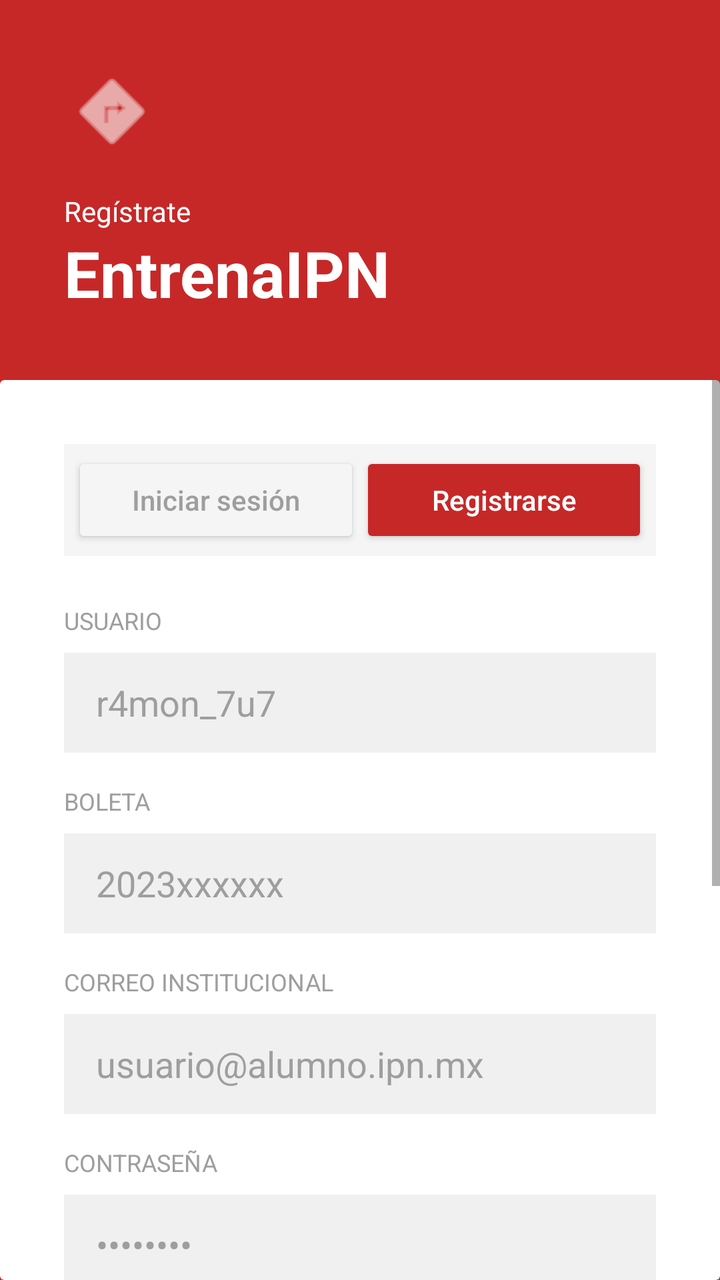
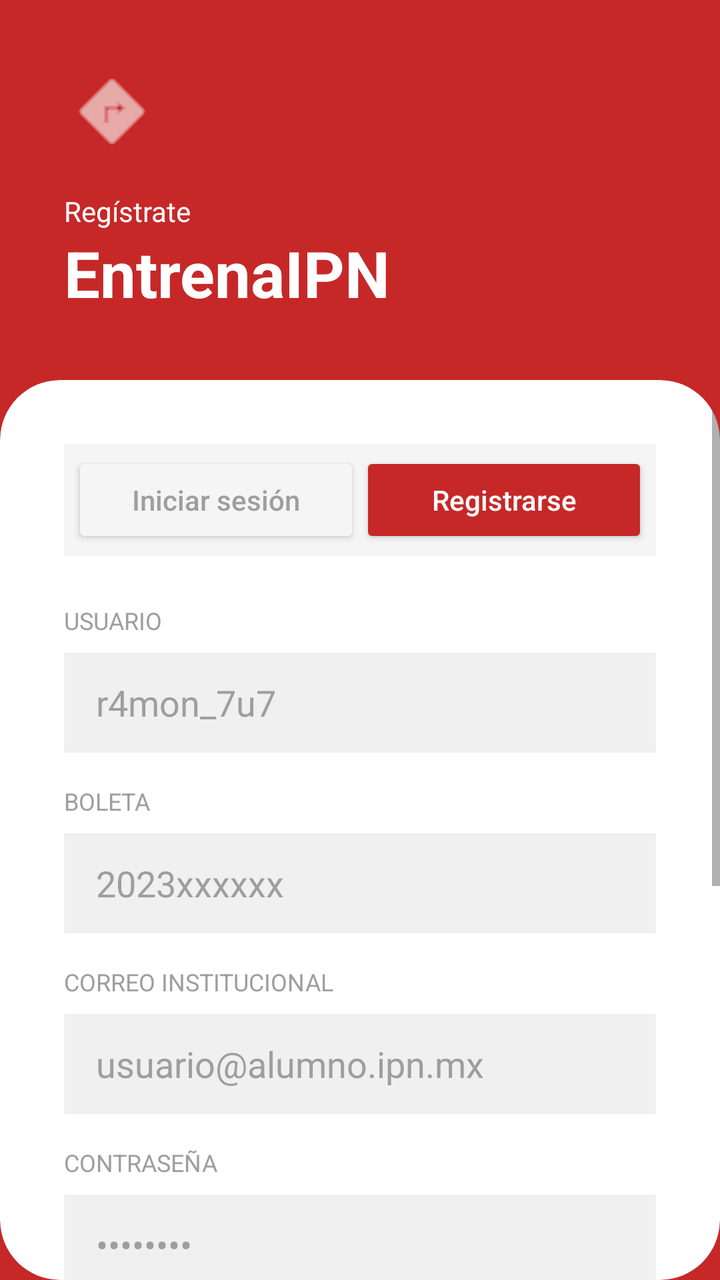

Screens rendered from an Android XML layout before and after an edit, with the pre-edit source and the edit as a unified diff.
<!-- AndroidManifest.xml: application theme Theme.ActivaESCOM -->
<!-- res/layout/activity_registro.xml -->
<?xml version="1.0" encoding="utf-8"?>
<androidx.constraintlayout.widget.ConstraintLayout xmlns:android="http://schemas.android.com/apk/res/android"
    xmlns:app="http://schemas.android.com/apk/res-auto"
    android:id="@+id/main"
    android:layout_width="match_parent"
    android:layout_height="match_parent"
    android:background="@color/red_1">

    <ImageView
        android:id="@+id/ic_run"
        android:layout_width="48dp"
        android:layout_height="48dp"
        android:layout_margin="32dp"
        android:src="@android:drawable/ic_menu_directions"
        app:tint="@color/white"
        app:layout_constraintStart_toStartOf="parent"
        app:layout_constraintTop_toTopOf="parent" />

    <TextView
        android:id="@+id/tv_welcome"
        android:layout_width="wrap_content"
        android:layout_height="wrap_content"
        android:layout_marginStart="32dp"
        android:layout_marginTop="16dp"
        android:text="Regístrate"
        android:textColor="@color/white"
        android:textSize="14sp"
        app:layout_constraintStart_toStartOf="parent"
        app:layout_constraintTop_toBottomOf="@id/ic_run" />

    <TextView
        android:id="@+id/tv_title"
        android:layout_width="wrap_content"
        android:layout_height="wrap_content"
        android:layout_marginStart="32dp"
        android:text="EntrenaIPN"
        android:textColor="@color/white"
        android:textSize="32sp"
        android:textStyle="bold"
        app:layout_constraintStart_toStartOf="parent"
        app:layout_constraintTop_toBottomOf="@id/tv_welcome" />

    <androidx.cardview.widget.CardView
        android:layout_width="match_parent"
        android:layout_height="0dp"
        android:layout_marginTop="32dp"
        app:cardElevation="0dp"
        app:layout_constraintBottom_toBottomOf="parent"
        app:layout_constraintTop_toBottomOf="@id/tv_title">

        <ScrollView
            android:layout_width="match_parent"
            android:layout_height="match_parent">

            <LinearLayout
                android:layout_width="match_parent"
                android:layout_height="wrap_content"
                android:orientation="vertical"
                android:padding="32dp">

                
                <LinearLayout
                    android:layout_width="match_parent"
                    android:layout_height="wrap_content"
                    android:background="@color/gray_background"
                    android:orientation="horizontal"
                    android:padding="4dp">

                    <Button
                        android:id="@+id/btnTabLogin"
                        android:layout_width="0dp"
                        android:layout_height="wrap_content"
                        android:layout_weight="1"
                        android:backgroundTint="@color/gray_background"
                        android:elevation="0dp"
                        android:text="Iniciar sesión"
                        android:textAllCaps="false"
                        android:textColor="@color/gray_text" />

                    <Button
                        android:id="@+id/btnTabRegister"
                        android:layout_width="0dp"
                        android:layout_height="wrap_content"
                        android:layout_weight="1"
                        android:backgroundTint="@color/red_1"
                        android:text="Registrarse"
                        android:textAllCaps="false"
                        android:textColor="@color/white" />
                </LinearLayout>

                
                <TextView
                    android:layout_width="wrap_content"
                    android:layout_height="wrap_content"
                    android:layout_marginTop="24dp"
                    android:text="USUARIO"
                    android:textColor="@color/gray_text"
                    android:textSize="12sp" />

                <EditText
                    android:id="@+id/etUsuario"
                    android:layout_width="match_parent"
                    android:layout_height="50dp"
                    android:layout_marginTop="8dp"
                    android:background="#F0F0F0"
                    android:hint="r4mon_7u7"
                    android:inputType="textPersonName"
                    android:paddingHorizontal="16dp"
                    android:textColorHint="@color/text_gray"/>

                
                <TextView
                    android:layout_width="wrap_content"
                    android:layout_height="wrap_content"
                    android:layout_marginTop="16dp"
                    android:text="BOLETA"
                    android:textColor="@color/gray_text"
                    android:textSize="12sp" />

                <EditText
                    android:id="@+id/etBoleta"
                    android:layout_width="match_parent"
                    android:layout_height="50dp"
                    android:layout_marginTop="8dp"
                    android:background="#F0F0F0"
                    android:hint="2023xxxxxx"
                    android:inputType="number"
                    android:paddingHorizontal="16dp"
                    android:textColorHint="@color/text_gray"/>

                
                <TextView
                    android:layout_width="wrap_content"
                    android:layout_height="wrap_content"
                    android:layout_marginTop="16dp"
                    android:text="CORREO INSTITUCIONAL"
                    android:textColor="@color/gray_text"
                    android:textSize="12sp" />

                <EditText
                    android:id="@+id/etEmail"
                    android:layout_width="match_parent"
                    android:layout_height="50dp"
                    android:layout_marginTop="8dp"
                    android:background="#F0F0F0"
                    android:hint="usuario@alumno.ipn.mx"
                    android:inputType="textEmailAddress"
                    android:paddingHorizontal="16dp"
                    android:textColorHint="@color/text_gray"/>

                
                <TextView
                    android:layout_width="wrap_content"
                    android:layout_height="wrap_content"
                    android:layout_marginTop="16dp"
                    android:text="CONTRASEÑA"
                    android:textColor="@color/gray_text"
                    android:textSize="12sp" />

                <EditText
                    android:id="@+id/etPassword"
                    android:layout_width="match_parent"
                    android:layout_height="50dp"
                    android:layout_marginTop="8dp"
                    android:background="#F0F0F0"
                    android:hint="••••••••"
                    android:inputType="textPassword"
                    android:paddingHorizontal="16dp"
                    android:textColorHint="@color/text_gray"/>

                
                <TextView
                    android:layout_width="wrap_content"
                    android:layout_height="wrap_content"
                    android:layout_marginTop="16dp"
                    android:text="CONFIRMAR CONTRASEÑA"
                    android:textColor="@color/gray_text"
                    android:textSize="12sp" />

                <EditText
                    android:id="@+id/etPasswordConfirm"
                    android:layout_width="match_parent"
                    android:layout_height="50dp"
                    android:layout_marginTop="8dp"
                    android:background="#F0F0F0"
                    android:hint="••••••••"
                    android:inputType="textPassword"
                    android:paddingHorizontal="16dp"
                    android:textColorHint="@color/text_gray"/>

                
                <TextView
                    android:layout_width="match_parent"
                    android:layout_height="wrap_content"
                    android:layout_marginTop="24dp"
                    android:gravity="center"
                    android:text="— o continúa con —"
                    android:textColor="@color/gray_text"
                    android:textSize="12sp" />

                <LinearLayout
                    android:layout_width="match_parent"
                    android:layout_height="wrap_content"
                    android:layout_marginTop="16dp"
                    android:gravity="center"
                    android:orientation="horizontal">

                    <Button
                        android:layout_width="60dp"
                        android:layout_height="wrap_content"
                        android:layout_marginEnd="16dp"
                        android:backgroundTint="@color/white"
                        android:text="G"
                        android:textColor="@color/red_3" />

                    <Button
                        android:layout_width="60dp"
                        android:layout_height="wrap_content"
                        android:layout_marginEnd="16dp"
                        android:backgroundTint="@color/white"
                        android:text="f"
                        android:textColor="#1877F2" />

                    <Button
                        android:layout_width="60dp"
                        android:layout_height="wrap_content"
                        android:backgroundTint="@color/white"
                        android:text="✦"
                        android:textColor="@color/black" />
                </LinearLayout>

                
                <Button
                    android:id="@+id/btnRegistrar"
                    android:layout_width="match_parent"
                    android:layout_height="60dp"
                    android:layout_marginTop="24dp"
                    android:backgroundTint="@color/red_1"
                    android:text="CREAR CUENTA"
                    android:textColor="@color/white"
                    android:textStyle="bold" />

                <TextView
                    android:id="@+id/tvYaTienesCuenta"
                    android:layout_width="match_parent"
                    android:layout_height="wrap_content"
                    android:layout_marginTop="16dp"
                    android:gravity="center"
                    android:text="¿Ya tienes cuenta? Inicia sesión"
                    android:textColor="@color/gray_text"
                    android:textSize="12sp" />

            </LinearLayout>
        </ScrollView>
    </androidx.cardview.widget.CardView>

</androidx.constraintlayout.widget.ConstraintLayout>
<!-- resources referenced by this layout -->
<resources>
  <color name="black">#FF000000</color>
  <color name="gray_background">#F5F5F5</color>
  <color name="gray_text">#9E9E9E</color>
  <color name="red_1">#C62828</color>
  <color name="red_3">#EF5350</color>
  <color name="text_gray">#9E9E9E</color>
  <color name="white">#FFFFFFFF</color>
  <style name="Theme.ActivaESCOM" parent="Base.Theme.ActivaESCOM">
      </style>
  <style name="Base.Theme.ActivaESCOM" parent="Theme.MaterialComponents.DayNight.NoActionBar">
      </style>
</resources>

<!-- the commit's change to res/layout/activity_registro.xml (unified diff, before → after) -->
@@ -1,7 +1,6 @@
 <?xml version="1.0" encoding="utf-8"?>
 <androidx.constraintlayout.widget.ConstraintLayout xmlns:android="http://schemas.android.com/apk/res/android"
     xmlns:app="http://schemas.android.com/apk/res-auto"
-    android:id="@+id/main"
     android:layout_width="match_parent"
     android:layout_height="match_parent"
     android:background="@color/red_1">
@@ -44,6 +43,7 @@
         android:layout_width="match_parent"
         android:layout_height="0dp"
         android:layout_marginTop="32dp"
+        app:cardCornerRadius="30dp"
         app:cardElevation="0dp"
         app:layout_constraintBottom_toBottomOf="parent"
         app:layout_constraintTop_toBottomOf="@id/tv_title">
@@ -58,7 +58,6 @@
                 android:orientation="vertical"
                 android:padding="32dp">
 
-                
                 <LinearLayout
                     android:layout_width="match_parent"
                     android:layout_height="wrap_content"
@@ -88,7 +87,6 @@
                         android:textColor="@color/white" />
                 </LinearLayout>
 
-                
                 <TextView
                     android:layout_width="wrap_content"
                     android:layout_height="wrap_content"
@@ -106,9 +104,8 @@
                     android:hint="r4mon_7u7"
                     android:inputType="textPersonName"
                     android:paddingHorizontal="16dp"
-                    android:textColorHint="@color/text_gray"/>
-
-                
+                    android:textColorHint="@color/text_gray" />
+
                 <TextView
                     android:layout_width="wrap_content"
                     android:layout_height="wrap_content"
@@ -126,9 +123,8 @@
                     android:hint="2023xxxxxx"
                     android:inputType="number"
                     android:paddingHorizontal="16dp"
-                    android:textColorHint="@color/text_gray"/>
-
-                
+                    android:textColorHint="@color/text_gray" />
+
                 <TextView
                     android:layout_width="wrap_content"
                     android:layout_height="wrap_content"
@@ -146,9 +142,8 @@
                     android:hint="usuario@alumno.ipn.mx"
                     android:inputType="textEmailAddress"
                     android:paddingHorizontal="16dp"
-                    android:textColorHint="@color/text_gray"/>
-
-                
+                    android:textColorHint="@color/text_gray" />
+
                 <TextView
                     android:layout_width="wrap_content"
                     android:layout_height="wrap_content"
@@ -166,9 +161,8 @@
                     android:hint="••••••••"
                     android:inputType="textPassword"
                     android:paddingHorizontal="16dp"
-                    android:textColorHint="@color/text_gray"/>
-
-                
+                    android:textColorHint="@color/text_gray" />
+
                 <TextView
                     android:layout_width="wrap_content"
                     android:layout_height="wrap_content"
@@ -186,9 +180,8 @@
                     android:hint="••••••••"
                     android:inputType="textPassword"
                     android:paddingHorizontal="16dp"
-                    android:textColorHint="@color/text_gray"/>
-
-                
+                    android:textColorHint="@color/text_gray" />
+
                 <TextView
                     android:layout_width="match_parent"
                     android:layout_height="wrap_content"
@@ -229,7 +222,6 @@
                         android:textColor="@color/black" />
                 </LinearLayout>
 
-                
                 <Button
                     android:id="@+id/btnRegistrar"
                     android:layout_width="match_parent"
